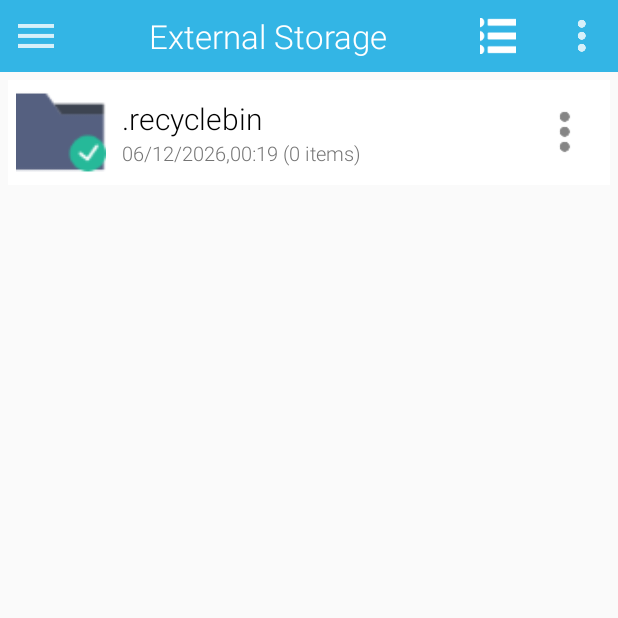
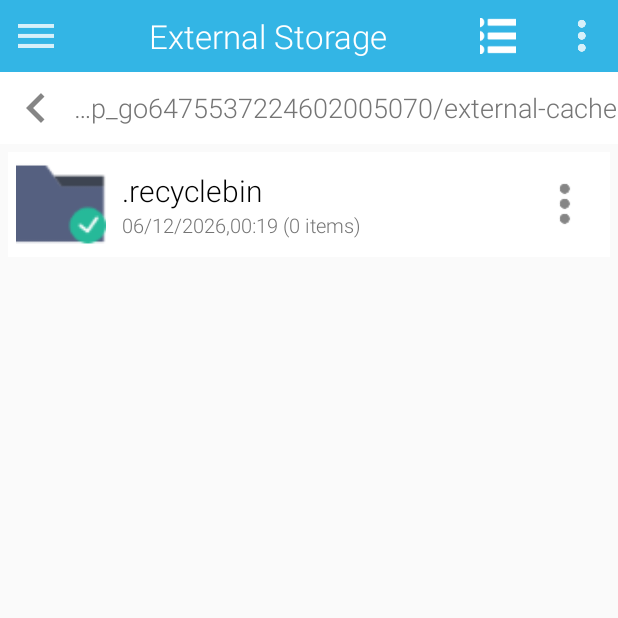
Before and after one commit to vuquangkhtn/FileManager, an Android app: the screen it shows after launch (MainActivity), in the side drawer, after a tap on "External Storage", on a phone screen of 412 x 824 dp, the top half of it. Run offline under Robolectric (Android 15) with nearby library versions, the phone set to English and light mode, and no system bars.

Commit message:
[Path] add back and show cur path

```diff
--- a/app/src/main/java/com/onlinetest/vuquang/filemanager/main/MainActivity.java
+++ b/app/src/main/java/com/onlinetest/vuquang/filemanager/main/MainActivity.java
@@ -21,10 +21,12 @@ import android.widget.RadioGroup;
 import android.widget.TextView;
 
 import com.onlinetest.vuquang.filemanager.R;
+import com.onlinetest.vuquang.filemanager.app.FileManagerApp;
 import com.onlinetest.vuquang.filemanager.base.BaseActivity;
 import com.onlinetest.vuquang.filemanager.data.manager.AppDataManager;
 import com.onlinetest.vuquang.filemanager.data.model.file.CustomFile;
 import com.onlinetest.vuquang.filemanager.main.adapter.FileAdapter;
+import com.onlinetest.vuquang.filemanager.utils.LocalPathUtils;
 
 import java.lang.reflect.Field;
 import java.lang.reflect.Method;
@@ -36,16 +38,17 @@ public class MainActivity extends BaseActivity implements MainMvpView{
     public static final int LIST_MODE = 0;
     public static final int GRID_MODE = 1;
 
-    String[] arrRadioBtnName = {"Name", "Created Time", "Last Modified", "Last Opened Time", "File Type"};
-    int[] arrRadioBtnId = {100, 101, 102, 103, 104};
+    private String[] arrRadioBtnName = {"Name", "Created Time", "Last Modified", "Last Opened Time", "File Type"};
+    private int[] arrRadioBtnId = {100, 101, 102, 103, 104};
 
-    FileAdapter mAdapter;
-    RecyclerView rvFileList;
+    private FileAdapter mAdapter;
+    private RecyclerView rvFileList;
     private DrawerLayout mDrawer;
     private NavigationView navigationView;
-    private ImageButton imbMenu, imbGridMode, imbListMode, imbMore;
-    private TextView txtTitle;
-    PopupMenu pm;
+    private ImageButton imbMenu, imbGridMode, imbListMode, imbMore, imbBack;
+    private TextView txtTitle,txtPath;
+    private View layoutPath;
+    private PopupMenu pm;
     private MainMvpPresenter<MainMvpView> mPresenter;
 
     @Override
@@ -93,7 +96,16 @@ public class MainActivity extends BaseActivity implements MainMvpView{
             }
         });
 
-        recreatePopupLayout(null);
+        imbBack = findViewById(R.id.imb_navi_back);
+        imbBack.setOnClickListener(new View.OnClickListener() {
+            @Override
+            public void onClick(View v) {
+                mPresenter.onBackClicked();
+            }
+        });
+
+        layoutPath = findViewById(R.id.layout_path);
+        txtPath = findViewById(R.id.tv_path);
 
         navigationView = findViewById(R.id.nav_view);
         navigationView.setNavigationItemSelectedListener(
@@ -104,16 +116,19 @@ public class MainActivity extends BaseActivity implements MainMvpView{
                             case R.id.nav_quick_access:
                                 mPresenter.loadQuickAccess();
                                 imbMore.setVisibility(View.VISIBLE);
+                                layoutPath.setVisibility(View.GONE);
                                 recreatePopupLayout(menuItem);
                                 break;
                             case R.id.nav_storage:
                                 mPresenter.loadExternalStorage();
                                 imbMore.setVisibility(View.VISIBLE);
+                                layoutPath.setVisibility(View.VISIBLE);
                                 recreatePopupLayout(menuItem);
                                 break;
                             case R.id.nav_recycle_bin:
                                 mPresenter.loadRecycleBin();
                                 imbMore.setVisibility(View.GONE);
+                                layoutPath.setVisibility(View.GONE);
                                 break;
                         }
                         updateMenuItem(menuItem);
@@ -157,9 +172,16 @@ public class MainActivity extends BaseActivity implements MainMvpView{
                 showPropertiesDialog(file);
             }
         });
+        setQuickAccessUI();
+    }
+
+    private void setQuickAccessUI() {
+        layoutPath.setVisibility(View.GONE);
+        recreatePopupLayout(null);
 
         mPresenter.loadQuickAccess();
         navigationView.setCheckedItem(R.id.nav_quick_access);
+
     }
 
     private void updateMenuItem(MenuItem menuItem) {
@@ -185,7 +207,6 @@ public class MainActivity extends BaseActivity implements MainMvpView{
     }
 
     private void showPopupMenu(View v) {
-
         pm.show();
     }
 
@@ -406,7 +427,7 @@ public class MainActivity extends BaseActivity implements MainMvpView{
 
     @Override
     public void updateUI(List<CustomFile> fileList) {
-
+        txtPath.setText(FileManagerApp.getApp().getCurPath());
         mAdapter.setData(fileList);
     }
 
--- a/app/src/main/java/com/onlinetest/vuquang/filemanager/main/MainMvpPresenter.java
+++ b/app/src/main/java/com/onlinetest/vuquang/filemanager/main/MainMvpPresenter.java
@@ -37,4 +37,6 @@ public interface MainMvpPresenter<V extends MainMvpView> extends MvpPresenter<V>
     void sortListByOpenedTime();
 
     void sortListByFileType();
+
+    void onBackClicked();
 }
--- a/app/src/main/java/com/onlinetest/vuquang/filemanager/main/MainPresenter.java
+++ b/app/src/main/java/com/onlinetest/vuquang/filemanager/main/MainPresenter.java
@@ -223,6 +223,15 @@ public class MainPresenter<V extends MainMvpView> extends BasePresenter<V> imple
         FLog.show("Sort list by File Type");
     }
 
+    @Override
+    public void onBackClicked() {
+        String curPath = FileManagerApp.getApp().getCurPath();
+        if(!curPath.equals(LocalPathUtils.EXTERNAL_STORAGE)) {
+            File file = new File(curPath);
+            updateList(file.getParentFile());
+        }
+    }
+
     private void updateList(File directory) {
         fileList.clear();
         FileManagerApp.getApp().setCurPath(directory.getPath());
--- a/app/src/main/res/layout/activity_main.xml
+++ b/app/src/main/res/layout/activity_main.xml
@@ -12,6 +12,7 @@
         android:layout_height="match_parent"
         android:orientation="vertical">
         <include layout="@layout/layout_action_bar"/>
+        <include layout="@layout/layout_path_bar"/>
         <android.support.v7.widget.RecyclerView
             android:id="@+id/rv_file_list"
             android:layout_width="match_parent"
--- /dev/null
+++ b/app/src/main/res/layout/layout_path_bar.xml
@@ -0,0 +1,28 @@
+<?xml version="1.0" encoding="utf-8"?>
+<LinearLayout xmlns:android="http://schemas.android.com/apk/res/android"
+    android:id="@+id/layout_path"
+    android:layout_width="match_parent"
+    android:layout_height="48dp"
+    android:orientation="horizontal"
+    android:background="@android:color/white">
+
+    <ImageButton
+        android:id="@+id/imb_navi_back"
+        android:layout_width="48dp"
+        android:layout_height="48dp"
+        android:background="@android:color/white"
+        android:src="@drawable/ic_back" />
+
+    <TextView
+        android:id="@+id/tv_path"
+        android:layout_weight="1"
+        android:layout_width="0dp"
+        android:layout_height="wrap_content"
+        android:layout_gravity="center"
+        android:textAlignment="center"
+        android:textColor="@color/hint_text"
+        android:scrollHorizontally="true"
+        android:singleLine="true"
+        android:ellipsize="start"
+        android:textSize="18dp" />
+</LinearLayout>
```
Also changed, not shown: app/src/main/res/drawable-hdpi/ic_back.png (added), app/src/main/res/drawable-mdpi/ic_back.png (added), app/src/main/res/drawable-xhdpi/ic_back.png (added), app/src/main/res/drawable-xxhdpi/ic_back.png (added).
